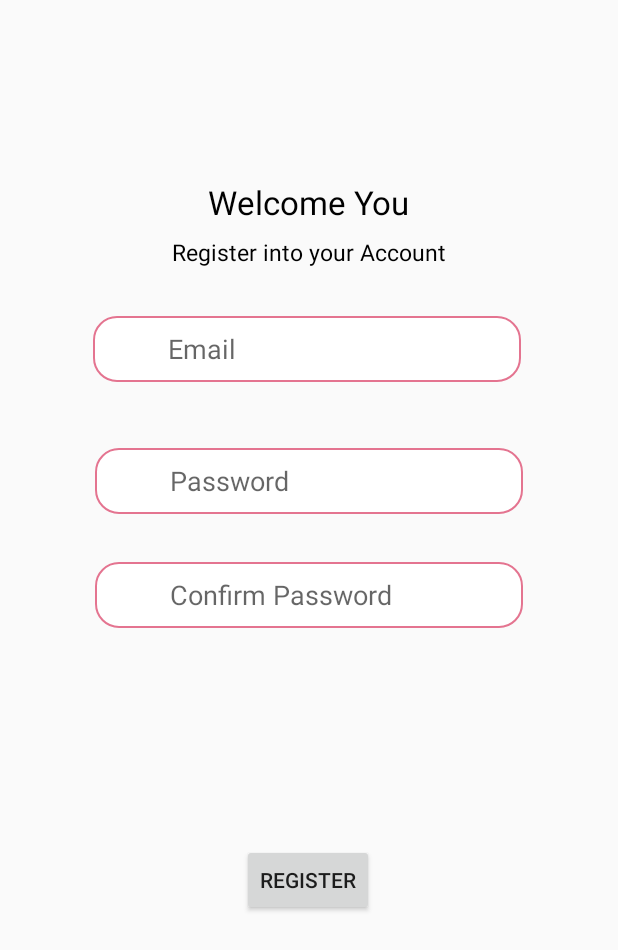
After one commit to MrLoki357/LChat, an Android app: the register_page screen opened directly, with no data from a screen before it, on a phone screen of 412 x 824 dp. The commit adds this screen. Shown: the top 950 px of the screen. Run offline under Robolectric (Android 15) with nearby library versions, the phone set to English and light mode, and no system bars; our stand-ins replace Firebase (no records; nobody signed in at launch, a user with empty details on screens opened directly).

Commit message:
register page added

```diff
--- a/app/src/main/java/com/example/lchat/homepage.java
+++ b/app/src/main/java/com/example/lchat/homepage.java
@@ -41,7 +41,6 @@ public class homepage extends AppCompatActivity {
                             selectedFragment = new online();
                             Bundle bundle = new Bundle();
                             bundle.putString("Logintime",getLogintime());
-
                             selectedFragment.setArguments(bundle);
                             break;
                         case R.id.last:
--- a/app/src/main/java/com/example/lchat/online.java
+++ b/app/src/main/java/com/example/lchat/online.java
@@ -24,9 +24,8 @@ public class online extends Fragment {
     public View onCreateView(LayoutInflater inflater, ViewGroup container,
                              Bundle savedInstanceState) {
         View view = inflater.inflate(R.layout.fragment_online, container, false);
+        show = view.findViewById(R.id.lastseen);
         Bundle bundle = getArguments();
-        homepage hp=new homepage();
-        show = view.findViewById(R.id.lastseen);
         Logintime= bundle.getString("Logintime","0");
         textView = view.findViewById(R.id.txtLast);
         show.setOnClickListener(new View.OnClickListener() {
--- /dev/null
+++ b/app/src/main/java/com/example/lchat/register_page.java
@@ -0,0 +1,98 @@
+package com.example.lchat;
+
+import androidx.annotation.NonNull;
+import androidx.appcompat.app.AppCompatActivity;
+
+import android.app.ProgressDialog;
+import android.content.Intent;
+import android.os.Bundle;
+import android.view.View;
+import android.widget.Button;
+import android.widget.EditText;
+import android.widget.Toast;
+
+import com.google.android.gms.tasks.OnCompleteListener;
+import com.google.android.gms.tasks.Task;
+import com.google.firebase.auth.AuthResult;
+import com.google.firebase.auth.FirebaseAuth;
+import com.google.firebase.auth.FirebaseUser;
+
+public class register_page extends AppCompatActivity {
+
+    Button register;
+    EditText inputEmail,inputPassword,inputConfirmPassword;
+    String emailPattern ="[a-zA-Z0-9._-]+@[a-z]+//.+[a-z]+";
+    ProgressDialog progressDialog;
+    FirebaseAuth mAuth;
+    FirebaseUser mUser;
+
+    @Override
+    protected void onCreate(Bundle savedInstanceState) {
+        super.onCreate(savedInstanceState);
+        setContentView(R.layout.activity_register_page);
+
+
+        inputEmail = findViewById(R.id.inputEmail);
+        inputPassword = findViewById(R.id.inputPassword);
+        inputConfirmPassword = findViewById(R.id.inputConfirmPassword);
+        progressDialog = new ProgressDialog(this);
+        mAuth =FirebaseAuth.getInstance();
+        mUser=mAuth.getCurrentUser();
+
+
+        register = findViewById(R.id.regin);
+
+        register.setOnClickListener(new View.OnClickListener() {
+            @Override
+            public void onClick(View v) {
+                PerformAuth();
+
+            }
+        });
+    }
+
+    private void PerformAuth() {
+        String email=inputEmail.getText().toString();
+        String password=inputPassword.getText().toString();
+        String confirmpassword=inputConfirmPassword.getText().toString();
+
+        if(email.matches(emailPattern))
+        {
+            inputEmail.setError("Enter Valid Email");
+        }else if(password.isEmpty()|| password.length()<6)
+        {
+            inputPassword.setError("Enter Correct Password");
+        }else if(!password.matches(confirmpassword))
+        {
+            inputConfirmPassword.setError("Password does not match");
+        }else
+        {
+            progressDialog.setMessage("Registering.....");
+            progressDialog.setTitle("Registration");
+            progressDialog.setCanceledOnTouchOutside(false);
+            progressDialog.show();
+
+            mAuth.createUserWithEmailAndPassword(email,password).addOnCompleteListener(new OnCompleteListener<AuthResult>() {
+                @Override
+                public void onComplete(@NonNull Task<AuthResult> task) {
+                    if(task.isSuccessful()){
+                        progressDialog.dismiss();
+                        sendUserToNextActivity();
+                        Toast.makeText(register_page.this, "Registration Successfull", Toast.LENGTH_SHORT).show();
+                    }else
+                    {
+                        progressDialog.dismiss();
+                        Toast.makeText(register_page.this, ""+task.getException(), Toast.LENGTH_SHORT).show();
+                    }
+
+                }
+            });
+        }
+    }
+
+    private void sendUserToNextActivity() {
+        Intent intent=new Intent(register_page.this,loginpage.class);
+        intent.setFlags(Intent.FLAG_ACTIVITY_CLEAR_TASK|Intent.FLAG_ACTIVITY_NEW_TASK);
+        startActivity(intent);
+    }
+}
--- /dev/null
+++ b/app/src/main/res/layout/activity_register_page.xml
@@ -0,0 +1,96 @@
+<?xml version="1.0" encoding="utf-8"?>
+<androidx.constraintlayout.widget.ConstraintLayout xmlns:android="http://schemas.android.com/apk/res/android"
+    xmlns:app="http://schemas.android.com/apk/res-auto"
+    xmlns:tools="http://schemas.android.com/tools"
+    android:layout_width="match_parent"
+    android:layout_height="match_parent"
+    tools:context=".MainActivity">
+
+
+
+    <TextView
+        android:id="@+id/welcome"
+        android:layout_width="wrap_content"
+        android:layout_height="wrap_content"
+        android:layout_marginTop="120dp"
+        android:text="Welcome You"
+        android:textAlignment="center"
+        android:textColor="@color/black"
+        android:textSize="22dp"
+        app:layout_constraintEnd_toEndOf="parent"
+        app:layout_constraintHorizontal_bias="0.498"
+        app:layout_constraintStart_toStartOf="parent"
+        app:layout_constraintTop_toTopOf="parent" />
+
+    <TextView
+        android:id="@+id/sign"
+        android:layout_width="wrap_content"
+        android:layout_height="wrap_content"
+        android:layout_marginTop="8dp"
+        android:text="Register into your Account"
+        android:textAlignment="center"
+        android:textColor="@color/black"
+        android:textSize="15dp"
+        app:layout_constraintEnd_toEndOf="parent"
+        app:layout_constraintHorizontal_bias="0.496"
+        app:layout_constraintStart_toStartOf="parent"
+        app:layout_constraintTop_toBottomOf="@+id/welcome" />
+
+
+    <EditText
+        android:id="@+id/inputPassword"
+        android:layout_width="285dp"
+        android:layout_height="44dp"
+        android:layout_marginTop="44dp"
+        android:background="@drawable/rounded"
+        android:hint="Password"
+        android:paddingLeft="50sp"
+
+        app:layout_constraintEnd_toEndOf="parent"
+        app:layout_constraintStart_toStartOf="parent"
+        app:layout_constraintTop_toBottomOf="@+id/inputEmail" />
+
+    <EditText
+        android:id="@+id/inputConfirmPassword"
+        android:layout_width="285dp"
+        android:layout_height="44dp"
+        android:layout_marginTop="120dp"
+        android:background="@drawable/rounded"
+        android:hint="Confirm Password"
+        android:paddingLeft="50sp"
+        app:layout_constraintEnd_toEndOf="parent"
+        app:layout_constraintStart_toStartOf="parent"
+        app:layout_constraintTop_toBottomOf="@+id/inputEmail" />
+
+    <Button
+        android:id="@+id/regin"
+        android:layout_width="wrap_content"
+        android:layout_height="wrap_content"
+        android:layout_marginTop="144dp"
+        android:text="Register"
+        app:layout_constraintEnd_toEndOf="parent"
+        app:layout_constraintHorizontal_bias="0.498"
+        app:layout_constraintStart_toStartOf="parent"
+        app:layout_constraintTop_toBottomOf="@+id/inputConfirmPassword" />
+
+    <EditText
+        android:id="@+id/inputEmail"
+        android:layout_width="285dp"
+        android:layout_height="44dp"
+        android:layout_marginTop="32dp"
+        android:background="@drawable/rounded"
+        android:hint="Email"
+        android:paddingLeft="50sp"
+
+        app:layout_constraintEnd_toEndOf="parent"
+        app:layout_constraintHorizontal_bias="0.49"
+        app:layout_constraintStart_toStartOf="parent"
+        app:layout_constraintTop_toBottomOf="@+id/sign" />
+
+
+
+
+
+
+
+</androidx.constraintlayout.widget.ConstraintLayout>
--- a/app/src/main/res/mipmap-anydpi-v26/ic_launcher.xml
+++ b/app/src/main/res/mipmap-anydpi-v26/ic_launcher.xml
@@ -1,5 +1,5 @@
 <?xml version="1.0" encoding="utf-8"?>
 <adaptive-icon xmlns:android="http://schemas.android.com/apk/res/android">
-    <background android:drawable="@drawable/ic_launcher_background" />
-    <foreground android:drawable="@drawable/ic_launcher_foreground" />
+    <background android:drawable="@drawable/chatlogo" />
+    <foreground android:drawable="@drawable/chatlogo" />
 </adaptive-icon>
--- a/app/src/main/res/mipmap-anydpi-v26/ic_launcher_round.xml
+++ b/app/src/main/res/mipmap-anydpi-v26/ic_launcher_round.xml
@@ -1,5 +1,5 @@
 <?xml version="1.0" encoding="utf-8"?>
 <adaptive-icon xmlns:android="http://schemas.android.com/apk/res/android">
-    <background android:drawable="@drawable/ic_launcher_background" />
-    <foreground android:drawable="@drawable/ic_launcher_foreground" />
+    <background android:drawable="@drawable/chatlogo" />
+    <foreground android:drawable="@drawable/chatlogo" />
 </adaptive-icon>
```
Also changed, not shown: app/src/main/AndroidManifest.xml (+7 -8 lines), app/src/main/java/com/example/lchat/loginpage.java (+13 -3 lines), app/src/main/res/layout/activity_loginpage.xml (+16 -4 lines), 2 other files.
